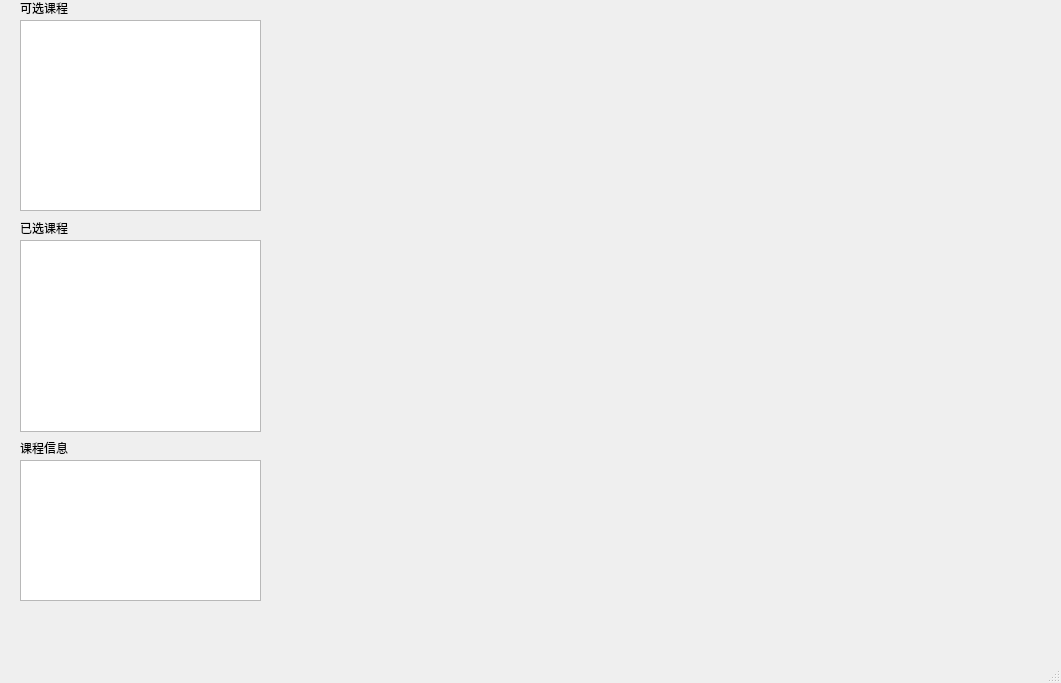
jiangruizhang/EasyElective, file mainwindow.ui: the form before one commit.
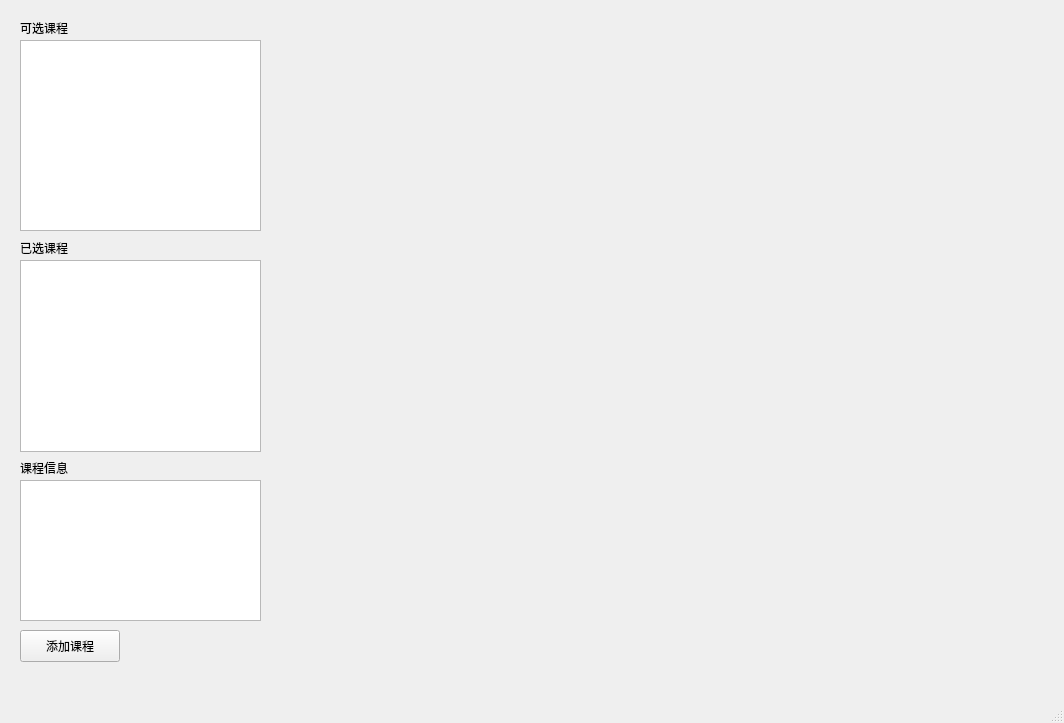
The form after the commit.

Commit message: 修改主界面ui

What changed in the file:
```diff
--- a/mainwindow.ui
+++ b/mainwindow.ui
@@ -6,8 +6,8 @@
    <rect>
     <x>0</x>
     <y>0</y>
-    <width>1061</width>
-    <height>683</height>
+    <width>1064</width>
+    <height>723</height>
    </rect>
   </property>
   <property name="windowTitle">
@@ -18,7 +18,7 @@
     <property name="geometry">
      <rect>
       <x>20</x>
-      <y>20</y>
+      <y>40</y>
       <width>241</width>
       <height>191</height>
      </rect>
@@ -28,7 +28,7 @@
     <property name="geometry">
      <rect>
       <x>20</x>
-      <y>240</y>
+      <y>260</y>
       <width>241</width>
       <height>192</height>
      </rect>
@@ -38,7 +38,7 @@
     <property name="geometry">
      <rect>
       <x>20</x>
-      <y>0</y>
+      <y>20</y>
       <width>58</width>
       <height>16</height>
      </rect>
@@ -51,7 +51,7 @@
     <property name="geometry">
      <rect>
       <x>20</x>
-      <y>220</y>
+      <y>240</y>
       <width>58</width>
       <height>16</height>
      </rect>
@@ -64,7 +64,7 @@
     <property name="geometry">
      <rect>
       <x>20</x>
-      <y>440</y>
+      <y>460</y>
       <width>58</width>
       <height>16</height>
      </rect>
@@ -77,7 +77,7 @@
     <property name="geometry">
      <rect>
       <x>20</x>
-      <y>460</y>
+      <y>480</y>
       <width>241</width>
       <height>141</height>
      </rect>
@@ -89,6 +89,19 @@
      <bool>true</bool>
     </property>
    </widget>
+   <widget class="QPushButton" name="addCourse">
+    <property name="geometry">
+     <rect>
+      <x>20</x>
+      <y>630</y>
+      <width>100</width>
+      <height>32</height>
+     </rect>
+    </property>
+    <property name="text">
+     <string>添加课程</string>
+    </property>
+   </widget>
   </widget>
   <widget class="QMenuBar" name="menubar">
    <property name="geometry">
```
Left out of the diff: 2 changed lines with no effect on the pictures. The commit also changes 2 other files.
